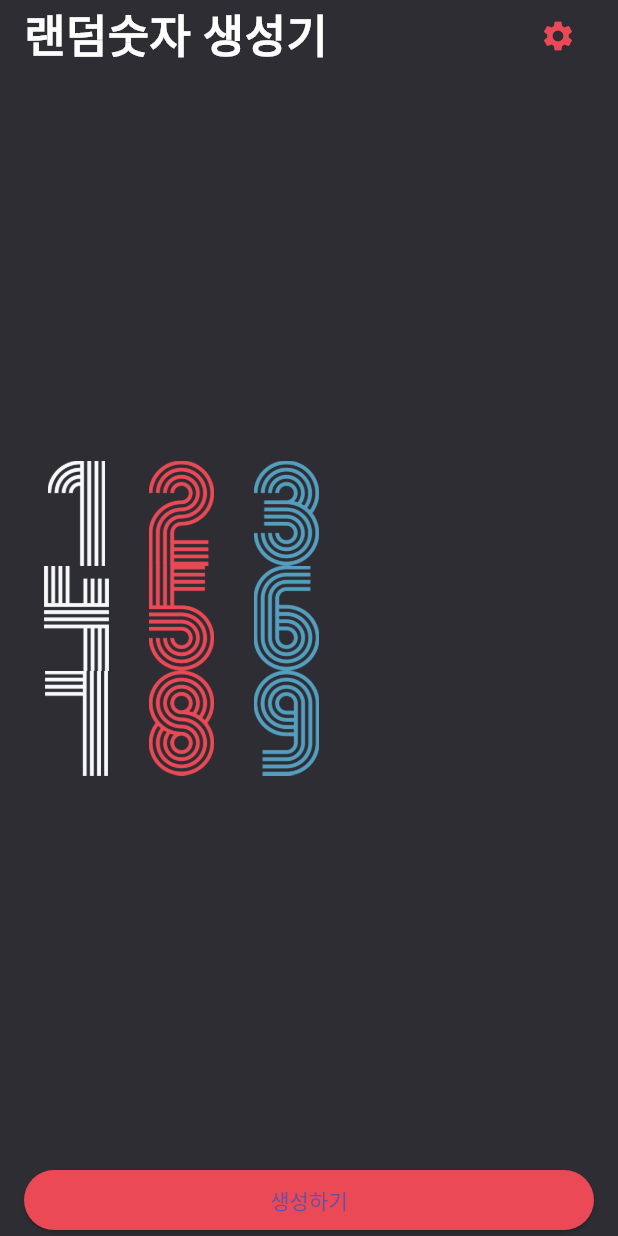
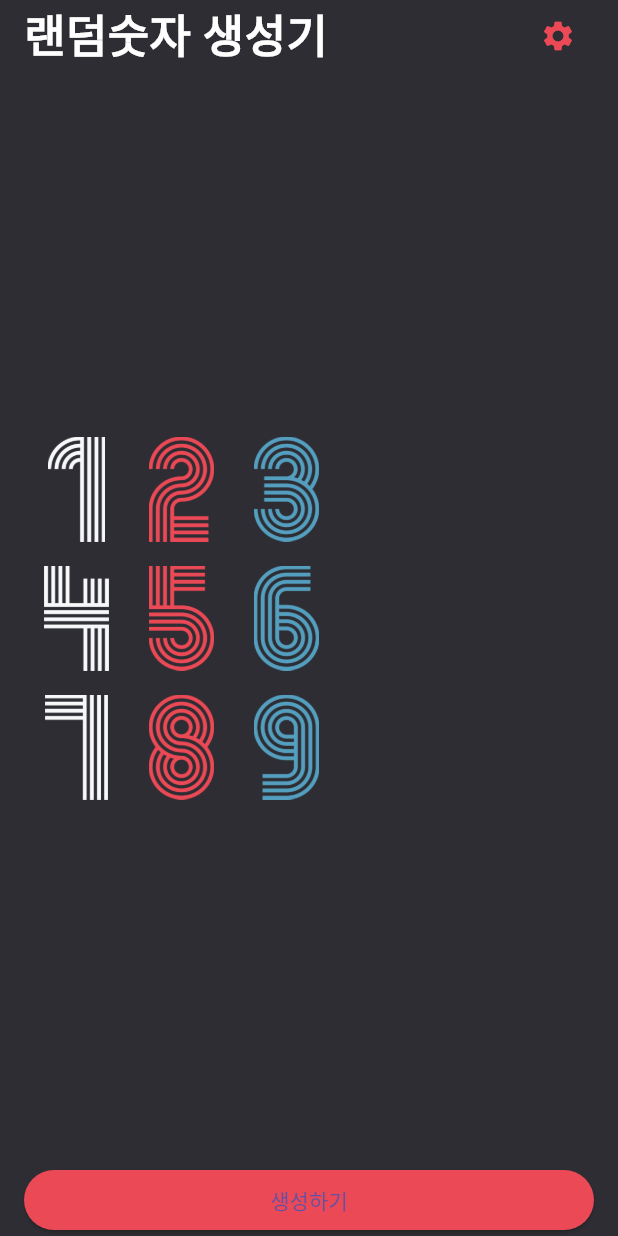
Before and after one commit to hommehyuk/random_number_generator, a Flutter app: the screen it shows after launch, on a phone screen of 412 x 824 dp. Run offline on Flutter 3.47's test engine with Material 3 defaults, Android fonts, the phone set to English and light mode, and no system bars.

Commit message:
조건에 맞게 Padding 적용

```diff
--- a/lib/screen/home_screen.dart
+++ b/lib/screen/home_screen.dart
@@ -47,9 +47,14 @@ class _HomeScreenState extends State<HomeScreen> {
                     456,
                     789,
                   ]
+                      .asMap()
+                      .entries
                       .map(
-                        (x) => Row(
-                          children: x
+                        (x) => Padding(
+                          padding:
+                              EdgeInsets.only(bottom: x.key == 2 ? 0 : 16.0),
+                          child: Row(
+                            children: x.value
                                 .toString()
                                 .split('')
                                 .map(
@@ -60,6 +65,7 @@ class _HomeScreenState extends State<HomeScreen> {
                                   ),
                                 )
                                 .toList(),
+                          ),
                         ),
                       )
                       .toList(),
```
Lines whose indentation alone changed are shown as unchanged.
